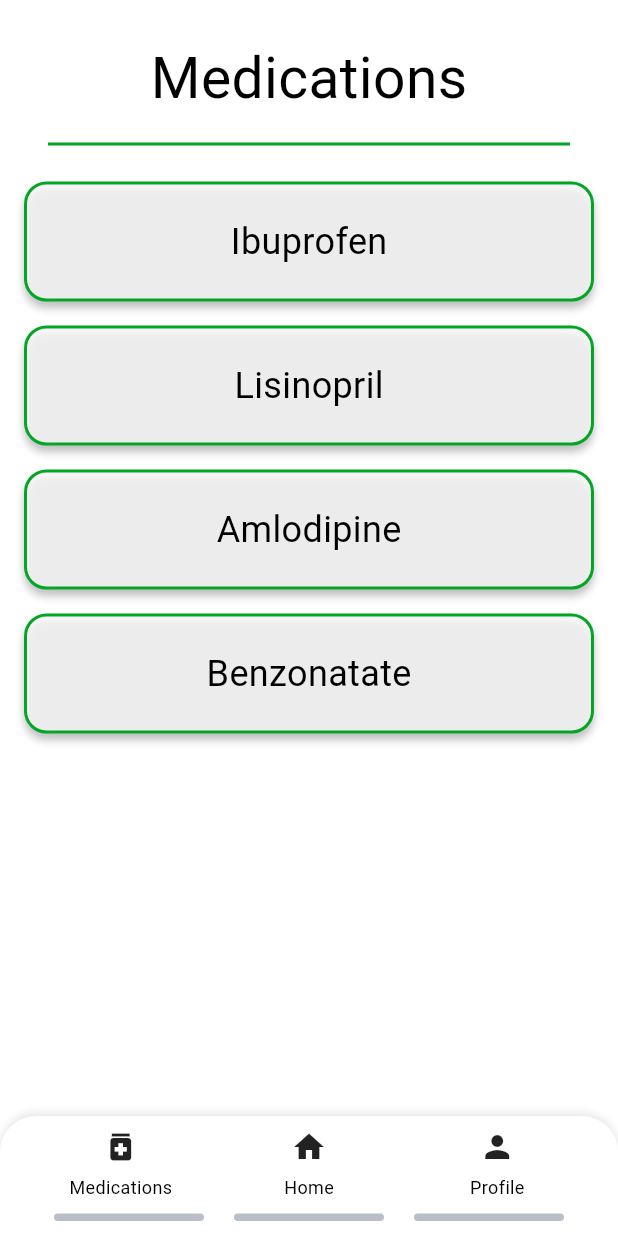
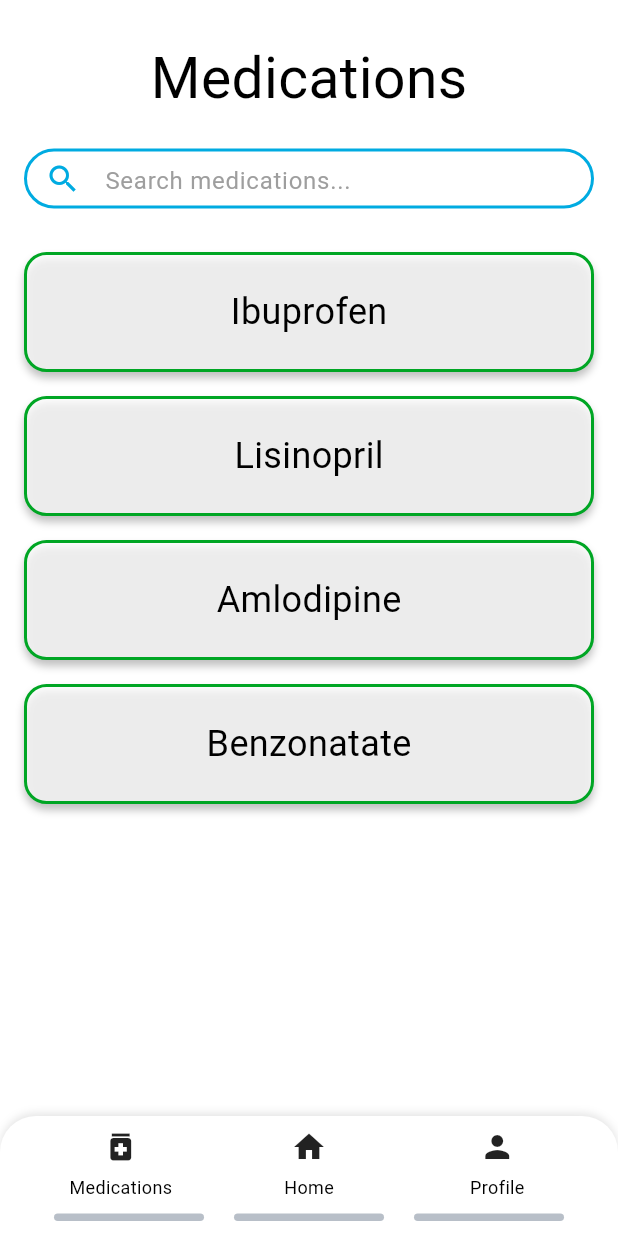
Before and after one commit to Ruben725/MedMinder, a Flutter app: the MedicationsList screen opened directly, on a phone screen of 412 x 824 dp. Run offline on Flutter 3.47's test engine with Material 3 defaults, Android fonts, the phone set to English and light mode, and no system bars; Roboto replaces fonts that are missing (Poppins).

Commit message:
made recommended search bar changes and added clear button

```diff
--- a/lib/mainApp/medicationsList.dart
+++ b/lib/mainApp/medicationsList.dart
@@ -2,8 +2,31 @@ import 'package:flutter/material.dart';
 import 'package:medminder/mainApp/appHome.dart';
 import 'package:medminder/mainApp/settings.dart';
 
-class MedicationsList extends StatelessWidget {
+class MedicationsList extends StatefulWidget {
   const MedicationsList({Key? key}) : super(key: key);
+
+  @override
+  State<MedicationsList> createState() => _MedicationsListState();
+}
+
+class _MedicationsListState extends State<MedicationsList> {
+  final TextEditingController _searchController = TextEditingController();
+  final ScrollController _scrollController = ScrollController();
+  final List<String> _medications = [
+    'Ibuprofen',
+    'Lisinopril',
+    'Amlodipine',
+    'Benzonatate',
+  ];
+
+  void _handleSubmit(String value) {
+    print('Search submitted: $value'); // This will display in the terminal
+  }
+
+  // New method to clear the search field
+  void _clearSearch() {
+    _searchController.clear();
+  }
 
   Widget _buildMedicationCard(String medicationName) {
     return Container(
@@ -71,11 +94,10 @@ class MedicationsList extends StatelessWidget {
   Widget build(BuildContext context) {
     return Scaffold(
       body: SafeArea(
-        child: LayoutBuilder(
-          builder: (context, constraints) {
-            return Container(
-              height: constraints.maxHeight,
         child: Column(
+          children: [
+            // Non-scrollable header section
+            Column(
               children: [
                 // Spacer between top of page and title
                 Container(
@@ -84,7 +106,7 @@ class MedicationsList extends StatelessWidget {
 
                 // Title Section
                 Padding(
-                    padding: const EdgeInsets.symmetric(horizontal: 32),
+                  padding: const EdgeInsets.symmetric(horizontal: 16),
                   child: Column(
                     children: [
                       const Text(
@@ -96,29 +118,74 @@ class MedicationsList extends StatelessWidget {
                           fontWeight: FontWeight.w400,
                         ),
                       ),
-                        const SizedBox(height: 16),
+                      const SizedBox(height: 20),
+                      // Updated Search Box with clear button
                       Container(
-                          height: 2,
-                          color: const Color(0xFF00A624),
+                        height: 40,
+                        decoration: BoxDecoration(
+                          color: Colors.white,
+                          borderRadius: BorderRadius.circular(20),
+                          border: Border.all(
+                            color: const Color(0xFF00ABE1),
+                            width: 2,
+                          ),
+                        ),
+                        child: TextField(
+                          controller: _searchController,
+                          onSubmitted: _handleSubmit,
+                          decoration: InputDecoration(
+                            hintText: 'Search medications...',
+                            hintStyle: TextStyle(
+                              color: Colors.grey,
+                              fontSize: 16,
+                              fontFamily: 'Poppins',
+                            ),
+                            prefixIcon: Icon(
+                              Icons.search,
+                              color: Color(0xFF00ABE1),
+                            ),
+                            // Added clear button
+                            suffixIcon: _searchController.text.isNotEmpty
+                                ? IconButton(
+                                    icon: Icon(
+                                      Icons.clear,
+                                      color: Colors.black.withOpacity(0.7),
+                                    ),
+                                    onPressed: _clearSearch,
+                                  )
+                                : null,
+                            border: InputBorder.none,
+                            contentPadding: EdgeInsets.symmetric(
+                              horizontal: 16,
+                              vertical: 8,
+                            ),
+                          ),
+                        ),
+                      ),
+                      const SizedBox(height: 5),
+                    ],
+                  ),
                 ),
               ],
             ),
-                  ),
 
-                  // Medications List
+            // Scrollable Medications List
             Expanded(
-                    child: ListView(
-                      padding: const EdgeInsets.only(top: 16),
+              child: SingleChildScrollView(
+                controller: _scrollController,
+                physics: const AlwaysScrollableScrollPhysics(),
+                child: Column(
                   children: [
-                        _buildMedicationCard('Ibuprofen'),
-                        _buildMedicationCard('Lisinopril'),
-                        _buildMedicationCard('Amlodipine'),
-                        _buildMedicationCard('Benzonatate'),
+                    const SizedBox(height: 16),
+                    ..._medications.map((med) => _buildMedicationCard(med)),
+                    // Add some bottom padding for better scrolling experience
+                    const SizedBox(height: 16),
                   ],
                 ),
               ),
+            ),
 
-                  // Bottom Navigation (matching AppHome)
+            // Bottom Navigation
             Container(
               height: 80,
               decoration: BoxDecoration(
@@ -153,8 +220,7 @@ class MedicationsList extends StatelessWidget {
                             Navigator.push(
                               context,
                               MaterialPageRoute(
-                                      builder: (context) =>
-                                          const MedicationsList(),
+                                builder: (context) => const MedicationsList(),
                               ),
                             );
                           },
@@ -197,8 +263,7 @@ class MedicationsList extends StatelessWidget {
                         (index) => Container(
                           width: 100,
                           height: 5,
-                                margin:
-                                    const EdgeInsets.symmetric(horizontal: 10),
+                          margin: const EdgeInsets.symmetric(horizontal: 10),
                           decoration: ShapeDecoration(
                             color: const Color(0xFFB8BFC8),
                             shape: RoundedRectangleBorder(
@@ -214,10 +279,23 @@ class MedicationsList extends StatelessWidget {
             ),
           ],
         ),
-            );
-          },
-        ),
       ),
     );
   }
+
+  @override
+  void dispose() {
+    _searchController.dispose();
+    _scrollController.dispose();
+    super.dispose();
   }
+
+  @override
+  void initState() {
+    super.initState();
+    // Add listener to update UI when text changes (for showing/hiding clear button)
+    _searchController.addListener(() {
+      setState(() {});
+    });
+  }
+}
```
Also changed, not shown: lib/mainApp/appHome.dart (+50 -19 lines). Lines whose indentation alone changed are shown as unchanged.
